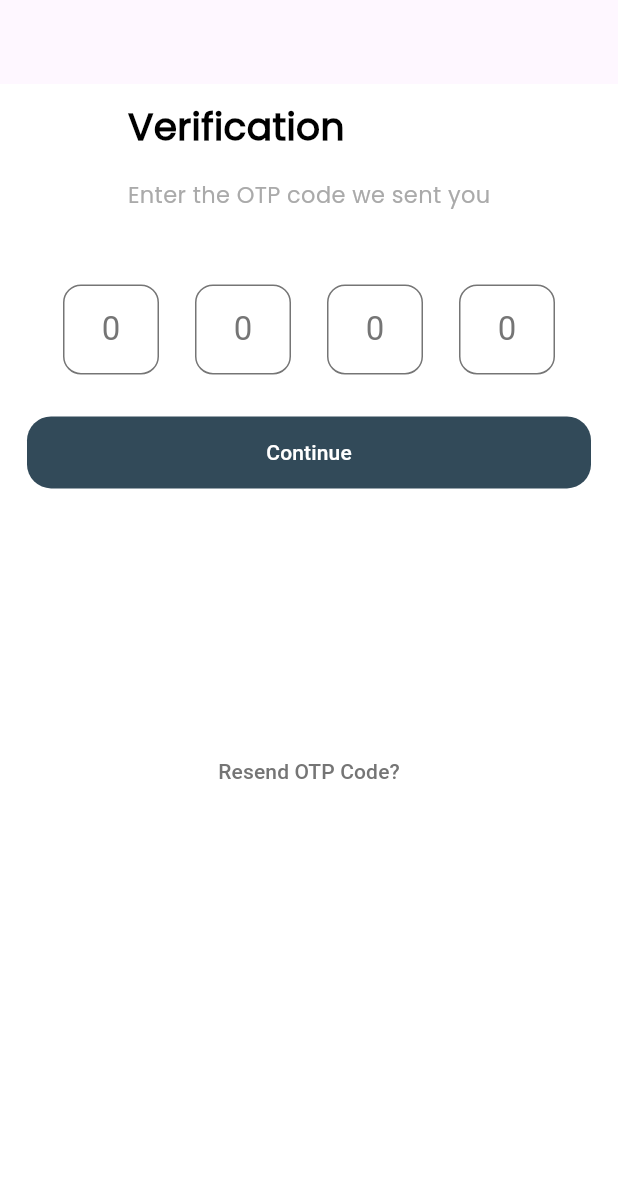
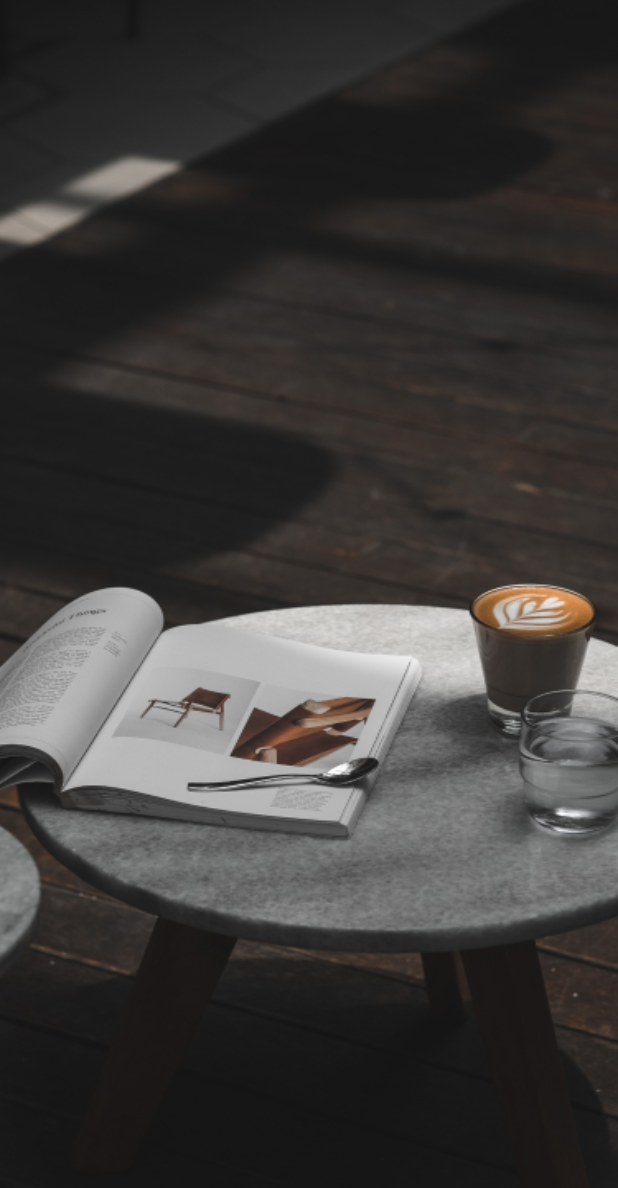
Before and after one commit to AAhmedTarekElshamy/magic_coffee, a Flutter app: the screen it shows after launch, on a phone screen of 412 x 824 dp. Shown: the top 1188 px of the screen. Run offline on Flutter 3.47's test engine with Material 3 defaults, Android fonts, the phone set to English and light mode, and no system bars; our stand-ins replace flutter_svg.

Commit message:
SplashView initial

```diff
--- /dev/null
+++ b/lib/features/splash/presentation/views/splash_view.dart
@@ -0,0 +1,12 @@
+import 'package:flutter/material.dart';
+import 'package:magic_coffee/features/splash/presentation/views/widgets/splash_view_body.dart';
+class SplashView extends StatelessWidget {
+  const SplashView({super.key});
+
+  @override
+  Widget build(BuildContext context) {
+    return const Scaffold(
+      body: SplashViewBody(),
+    );
+  }
+}
--- /dev/null
+++ b/lib/features/splash/presentation/views/widgets/splash_view_body.dart
@@ -0,0 +1,21 @@
+import 'package:flutter/material.dart';
+import 'package:flutter_svg/flutter_svg.dart';
+class SplashViewBody extends StatelessWidget {
+  const SplashViewBody({super.key});
+
+  @override
+  Widget build(BuildContext context) {
+    return   Stack(
+     children: [
+       SizedBox(
+         height: MediaQuery.of(context).size.height,
+         width:  MediaQuery.of(context).size.width,
+         child: Image.asset('assets/images/splash2.png',
+         fit: BoxFit.fill,
+         ),
+       ),
+
+     ]
+    );
+  }
+}
--- a/lib/main.dart
+++ b/lib/main.dart
@@ -1,10 +1,8 @@
 import 'package:flutter/material.dart';
 
-import 'features/auth/presentation/views/forgot_password_view.dart';
-import 'features/auth/presentation/views/signUp_view.dart';
-import 'features/auth/presentation/views/signin_view.dart';
-import 'features/auth/presentation/views/verification_view.dart';
-import 'features/welcome/presentation/views/welcome_view.dart';
+
+import 'features/splash/presentation/views/splash_view.dart';
+
 
 void main() {
   runApp(const MyApp());
@@ -24,7 +22,7 @@ class MyApp extends StatelessWidget {
         colorScheme: ColorScheme.fromSeed(seedColor: Colors.deepPurple),
         useMaterial3: true,
       ),
-      home: const VerificationView(),
+      home: const SplashView(),
     );
   }
 }
--- a/pubspec.yaml
+++ b/pubspec.yaml
@@ -55,6 +55,7 @@ flutter:
 
 
 
+
   # An image asset can refer to one or more resolution-specific "variants", see
   # https://flutter.dev/to/resolution-aware-images
 
```
Also changed, not shown: assets/images/splash2.png (added).
